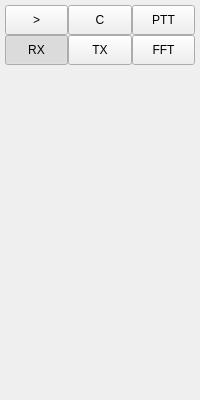
csete/softrig, file gui/control_panel.ui: the form before one commit.
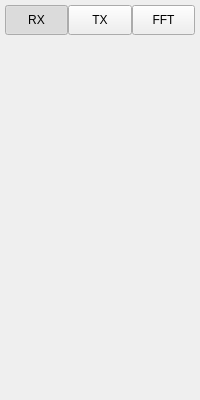
The form after the commit.

Commit message: Remove control buttons from control panel

Patch:
```diff
--- a/gui/control_panel.ui
+++ b/gui/control_panel.ui
@@ -35,57 +35,6 @@
       <number>0</number>
      </property>
      <item row="0" column="0">
-      <widget class="QPushButton" name="runButton">
-       <property name="minimumSize">
-        <size>
-         <width>50</width>
-         <height>30</height>
-        </size>
-       </property>
-       <property name="toolTip">
-        <string>Start SDR</string>
-       </property>
-       <property name="text">
-        <string>&gt;</string>
-       </property>
-      </widget>
-     </item>
-     <item row="0" column="1">
-      <widget class="QPushButton" name="confButton">
-       <property name="minimumSize">
-        <size>
-         <width>50</width>
-         <height>30</height>
-        </size>
-       </property>
-       <property name="toolTip">
-        <string>Device configuration</string>
-       </property>
-       <property name="text">
-        <string>C</string>
-       </property>
-      </widget>
-     </item>
-     <item row="0" column="2">
-      <widget class="QPushButton" name="pttButton">
-       <property name="minimumSize">
-        <size>
-         <width>50</width>
-         <height>30</height>
-        </size>
-       </property>
-       <property name="toolTip">
-        <string>Push to talk</string>
-       </property>
-       <property name="text">
-        <string>PTT</string>
-       </property>
-       <property name="checkable">
-        <bool>true</bool>
-       </property>
-      </widget>
-     </item>
-     <item row="1" column="0">
       <widget class="QPushButton" name="rxButton">
        <property name="minimumSize">
         <size>
@@ -107,26 +56,7 @@
        </property>
       </widget>
      </item>
-     <item row="1" column="1">
-      <widget class="QPushButton" name="txButton">
-       <property name="minimumSize">
-        <size>
-         <width>50</width>
-         <height>30</height>
-        </size>
-       </property>
-       <property name="toolTip">
-        <string>Transmitter controls</string>
-       </property>
-       <property name="text">
-        <string>TX</string>
-       </property>
-       <property name="checkable">
-        <bool>true</bool>
-       </property>
-      </widget>
-     </item>
-     <item row="1" column="2">
+     <item row="0" column="2">
       <widget class="QPushButton" name="fftButton">
        <property name="minimumSize">
         <size>
@@ -145,6 +75,25 @@
        </property>
       </widget>
      </item>
+     <item row="0" column="1">
+      <widget class="QPushButton" name="txButton">
+       <property name="minimumSize">
+        <size>
+         <width>50</width>
+         <height>30</height>
+        </size>
+       </property>
+       <property name="toolTip">
+        <string>Transmitter controls</string>
+       </property>
+       <property name="text">
+        <string>TX</string>
+       </property>
+       <property name="checkable">
+        <bool>true</bool>
+       </property>
+      </widget>
+     </item>
     </layout>
    </item>
    <item>
```
The commit also changes 2 other files.
